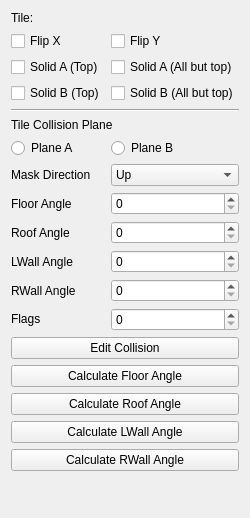
Old version of the form RetroEDv2/tools/sceneproperties/scenetilepropertiesv5.ui in the repository RSDKModding/RetroED.
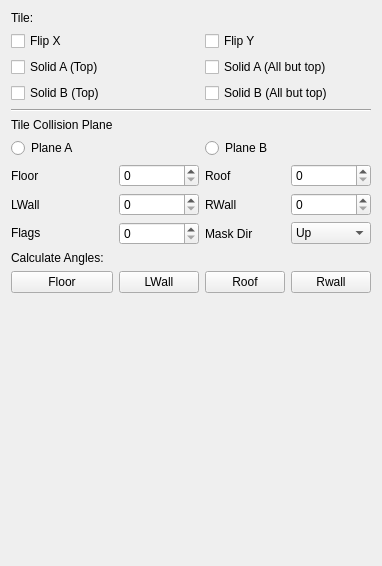
New version of the form.

What changed in the file:
```diff
--- a/RetroEDv2/tools/sceneproperties/scenetilepropertiesv5.ui
+++ b/RetroEDv2/tools/sceneproperties/scenetilepropertiesv5.ui
@@ -6,126 +6,163 @@
    <rect>
     <x>0</x>
     <y>0</y>
-    <width>245</width>
-    <height>518</height>
+    <width>362</width>
+    <height>554</height>
    </rect>
   </property>
+  <property name="sizePolicy">
+   <sizepolicy hsizetype="Expanding" vsizetype="Preferred">
+    <horstretch>0</horstretch>
+    <verstretch>0</verstretch>
+   </sizepolicy>
+  </property>
   <property name="windowTitle">
    <string>Form</string>
   </property>
   <layout class="QGridLayout" name="gridLayout">
-   <item row="2" column="1">
-    <widget class="QCheckBox" name="solidLRBA">
-     <property name="text">
-      <string>Solid A (All but top)</string>
-     </property>
-    </widget>
-   </item>
-   <item row="9" column="0">
-    <widget class="QLabel" name="label_4">
-     <property name="text">
-      <string>Floor Angle</string>
-     </property>
-    </widget>
-   </item>
-   <item row="17" column="0" colspan="2">
+   <item row="11" column="1">
     <widget class="QPushButton" name="calcAngleL">
+     <property name="sizePolicy">
+      <sizepolicy hsizetype="Preferred" vsizetype="Fixed">
+       <horstretch>0</horstretch>
+       <verstretch>0</verstretch>
+      </sizepolicy>
+     </property>
      <property name="text">
-      <string>Calculate LWall Angle</string>
+      <string>LWall</string>
      </property>
     </widget>
    </item>
-   <item row="6" column="0" colspan="2">
+   <item row="3" column="2" colspan="2">
+    <widget class="QCheckBox" name="solidLRBB">
+     <property name="sizePolicy">
+      <sizepolicy hsizetype="Preferred" vsizetype="Fixed">
+       <horstretch>0</horstretch>
+       <verstretch>0</verstretch>
+      </sizepolicy>
+     </property>
+     <property name="text">
+      <string>Solid B (All but top)</string>
+     </property>
+    </widget>
+   </item>
+   <item row="11" column="3">
+    <widget class="QPushButton" name="calcAngleR">
+     <property name="sizePolicy">
+      <sizepolicy hsizetype="Preferred" vsizetype="Fixed">
+       <horstretch>0</horstretch>
+       <verstretch>0</verstretch>
+      </sizepolicy>
+     </property>
+     <property name="text">
+      <string>Rwall</string>
+     </property>
+    </widget>
+   </item>
+   <item row="9" column="3">
+    <widget class="QComboBox" name="maskDir">
+     <property name="toolTip">
+      <string>&lt;html&gt;&lt;head/&gt;&lt;body&gt;&lt;p&gt;The direction the collision mask is facing&lt;/p&gt;&lt;/body&gt;&lt;/html&gt;</string>
+     </property>
+     <item>
+      <property name="text">
+       <string>Up</string>
+      </property>
+     </item>
+     <item>
+      <property name="text">
+       <string>Down</string>
+      </property>
+     </item>
+    </widget>
+   </item>
+   <item row="10" column="0" colspan="2">
+    <widget class="QLabel" name="label_7">
+     <property name="minimumSize">
+      <size>
+       <width>100</width>
+       <height>0</height>
+      </size>
+     </property>
+     <property name="text">
+      <string>Calculate Angles:</string>
+     </property>
+    </widget>
+   </item>
+   <item row="4" column="0" colspan="4">
+    <widget class="Line" name="line">
+     <property name="sizePolicy">
+      <sizepolicy hsizetype="Preferred" vsizetype="Fixed">
+       <horstretch>0</horstretch>
+       <verstretch>0</verstretch>
+      </sizepolicy>
+     </property>
+     <property name="orientation">
+      <enum>Qt::Horizontal</enum>
+     </property>
+    </widget>
+   </item>
+   <item row="7" column="2">
+    <widget class="QLabel" name="label_5">
+     <property name="text">
+      <string>Roof</string>
+     </property>
+    </widget>
+   </item>
+   <item row="1" column="0">
+    <widget class="QCheckBox" name="flipX">
+     <property name="sizePolicy">
+      <sizepolicy hsizetype="Preferred" vsizetype="Fixed">
+       <horstretch>0</horstretch>
+       <verstretch>0</verstretch>
+      </sizepolicy>
+     </property>
+     <property name="text">
+      <string>Flip X</string>
+     </property>
+    </widget>
+   </item>
+   <item row="5" column="0">
     <widget class="QLabel" name="label_9">
      <property name="text">
       <string>Tile Collision Plane</string>
      </property>
     </widget>
    </item>
-   <item row="1" column="1">
+   <item row="1" column="2">
     <widget class="QCheckBox" name="flipY">
+     <property name="sizePolicy">
+      <sizepolicy hsizetype="Preferred" vsizetype="Fixed">
+       <horstretch>0</horstretch>
+       <verstretch>0</verstretch>
+      </sizepolicy>
+     </property>
      <property name="text">
       <string>Flip Y</string>
      </property>
     </widget>
    </item>
-   <item row="5" column="0" colspan="2">
-    <widget class="Line" name="line">
-     <property name="orientation">
-      <enum>Qt::Horizontal</enum>
-     </property>
-    </widget>
-   </item>
-   <item row="0" column="0">
-    <widget class="QLabel" name="tID">
-     <property name="text">
-      <string>Tile:</string>
-     </property>
-    </widget>
-   </item>
    <item row="3" column="0">
     <widget class="QCheckBox" name="solidTopB">
+     <property name="sizePolicy">
+      <sizepolicy hsizetype="Preferred" vsizetype="Fixed">
+       <horstretch>0</horstretch>
+       <verstretch>0</verstretch>
+      </sizepolicy>
+     </property>
      <property name="text">
       <string>Solid B (Top)</string>
      </property>
     </widget>
    </item>
    <item row="7" column="1">
-    <widget class="QRadioButton" name="colPlaneB">
-     <property name="text">
-      <string>Plane B</string>
-     </property>
-    </widget>
-   </item>
-   <item row="12" column="0">
-    <widget class="QLabel" name="label_8">
-     <property name="text">
-      <string>RWall Angle</string>
-     </property>
-    </widget>
-   </item>
-   <item row="15" column="0" colspan="2">
-    <widget class="QPushButton" name="calcAngleF">
-     <property name="text">
-      <string>Calculate Floor Angle</string>
-     </property>
-    </widget>
-   </item>
-   <item row="3" column="1">
-    <widget class="QCheckBox" name="solidLRBB">
-     <property name="text">
-      <string>Solid B (All but top)</string>
-     </property>
-    </widget>
-   </item>
-   <item row="11" column="1">
-    <widget class="QSpinBox" name="lWallAngle">
-     <property name="toolTip">
-      <string>&lt;html&gt;&lt;head/&gt;&lt;body&gt;&lt;p&gt;The collision mask's angle while on CMODE_LWALL&lt;/p&gt;&lt;/body&gt;&lt;/html&gt;</string>
-     </property>
-     <property name="maximum">
-      <number>255</number>
-     </property>
-     <property name="displayIntegerBase">
-      <number>16</number>
-     </property>
-    </widget>
-   </item>
-   <item row="13" column="0">
-    <widget class="QLabel" name="label">
-     <property name="sizePolicy">
-      <sizepolicy hsizetype="Fixed" vsizetype="Fixed">
-       <horstretch>0</horstretch>
-       <verstretch>0</verstretch>
-      </sizepolicy>
-     </property>
-     <property name="text">
-      <string>Flags</string>
-     </property>
-    </widget>
-   </item>
-   <item row="9" column="1">
     <widget class="QSpinBox" name="floorAngle">
+     <property name="sizePolicy">
+      <sizepolicy hsizetype="Preferred" vsizetype="Fixed">
+       <horstretch>0</horstretch>
+       <verstretch>0</verstretch>
+      </sizepolicy>
+     </property>
      <property name="toolTip">
       <string>&lt;html&gt;&lt;head/&gt;&lt;body&gt;&lt;p&gt;The collision mask's angle while on CMODE_FLOOR&lt;/p&gt;&lt;/body&gt;&lt;/html&gt;</string>
      </property>
@@ -137,123 +174,245 @@
      </property>
     </widget>
    </item>
-   <item row="8" column="1">
-    <widget class="QComboBox" name="maskDir">
-     <property name="toolTip">
-      <string>&lt;html&gt;&lt;head/&gt;&lt;body&gt;&lt;p&gt;The direction the collision mask is facing&lt;/p&gt;&lt;/body&gt;&lt;/html&gt;</string>
-     </property>
-     <item>
-      <property name="text">
-       <string>Up</string>
-      </property>
-     </item>
-     <item>
-      <property name="text">
-       <string>Down</string>
-      </property>
-     </item>
-    </widget>
-   </item>
-   <item row="10" column="0">
-    <widget class="QLabel" name="label_5">
-     <property name="text">
-      <string>Roof Angle</string>
-     </property>
-    </widget>
-   </item>
    <item row="8" column="0">
-    <widget class="QLabel" name="label_2">
-     <property name="text">
-      <string>Mask Direction</string>
-     </property>
-    </widget>
-   </item>
-   <item row="10" column="1">
-    <widget class="QSpinBox" name="roofAngle">
-     <property name="toolTip">
-      <string>&lt;html&gt;&lt;head/&gt;&lt;body&gt;&lt;p&gt;The collision mask's angle while on CMODE_ROOF&lt;/p&gt;&lt;/body&gt;&lt;/html&gt;</string>
-     </property>
-     <property name="maximum">
-      <number>255</number>
-     </property>
-     <property name="displayIntegerBase">
-      <number>16</number>
-     </property>
-    </widget>
-   </item>
-   <item row="1" column="0">
-    <widget class="QCheckBox" name="flipX">
-     <property name="text">
-      <string>Flip X</string>
-     </property>
-    </widget>
-   </item>
-   <item row="12" column="1">
-    <widget class="QSpinBox" name="rWallAngle">
-     <property name="toolTip">
-      <string>&lt;html&gt;&lt;head/&gt;&lt;body&gt;&lt;p&gt;The collision mask's angle while on CMODE_RWALL&lt;/p&gt;&lt;/body&gt;&lt;/html&gt;</string>
-     </property>
-     <property name="maximum">
-      <number>255</number>
-     </property>
-     <property name="displayIntegerBase">
-      <number>16</number>
-     </property>
-    </widget>
-   </item>
-   <item row="16" column="0" colspan="2">
-    <widget class="QPushButton" name="calcAngleC">
-     <property name="text">
-      <string>Calculate Roof Angle</string>
-     </property>
-    </widget>
-   </item>
-   <item row="11" column="0">
     <widget class="QLabel" name="label_6">
      <property name="text">
-      <string>LWall Angle</string>
+      <string>LWall</string>
+     </property>
+    </widget>
+   </item>
+   <item row="2" column="2" colspan="2">
+    <widget class="QCheckBox" name="solidLRBA">
+     <property name="sizePolicy">
+      <sizepolicy hsizetype="Preferred" vsizetype="Fixed">
+       <horstretch>0</horstretch>
+       <verstretch>0</verstretch>
+      </sizepolicy>
+     </property>
+     <property name="text">
+      <string>Solid A (All but top)</string>
+     </property>
+    </widget>
+   </item>
+   <item row="11" column="2">
+    <widget class="QPushButton" name="calcAngleC">
+     <property name="sizePolicy">
+      <sizepolicy hsizetype="Preferred" vsizetype="Fixed">
+       <horstretch>0</horstretch>
+       <verstretch>0</verstretch>
+      </sizepolicy>
+     </property>
+     <property name="text">
+      <string>Roof</string>
      </property>
     </widget>
    </item>
    <item row="7" column="0">
+    <widget class="QLabel" name="label_4">
+     <property name="text">
+      <string>Floor</string>
+     </property>
+    </widget>
+   </item>
+   <item row="8" column="2">
+    <widget class="QLabel" name="label_8">
+     <property name="text">
+      <string>RWall</string>
+     </property>
+    </widget>
+   </item>
+   <item row="11" column="0">
+    <widget class="QPushButton" name="calcAngleF">
+     <property name="sizePolicy">
+      <sizepolicy hsizetype="Preferred" vsizetype="Fixed">
+       <horstretch>0</horstretch>
+       <verstretch>0</verstretch>
+      </sizepolicy>
+     </property>
+     <property name="text">
+      <string>Floor</string>
+     </property>
+    </widget>
+   </item>
+   <item row="8" column="1">
+    <widget class="QSpinBox" name="lWallAngle">
+     <property name="sizePolicy">
+      <sizepolicy hsizetype="Preferred" vsizetype="Fixed">
+       <horstretch>0</horstretch>
+       <verstretch>0</verstretch>
+      </sizepolicy>
+     </property>
+     <property name="toolTip">
+      <string>&lt;html&gt;&lt;head/&gt;&lt;body&gt;&lt;p&gt;The collision mask's angle while on CMODE_LWALL&lt;/p&gt;&lt;/body&gt;&lt;/html&gt;</string>
+     </property>
+     <property name="maximum">
+      <number>255</number>
+     </property>
+     <property name="displayIntegerBase">
+      <number>16</number>
+     </property>
+    </widget>
+   </item>
+   <item row="0" column="0">
+    <widget class="QLabel" name="tID">
+     <property name="text">
+      <string>Tile:</string>
+     </property>
+    </widget>
+   </item>
+   <item row="6" column="0">
     <widget class="QRadioButton" name="colPlaneA">
+     <property name="sizePolicy">
+      <sizepolicy hsizetype="Preferred" vsizetype="Fixed">
+       <horstretch>0</horstretch>
+       <verstretch>0</verstretch>
+      </sizepolicy>
+     </property>
      <property name="text">
       <string>Plane A</string>
      </property>
     </widget>
    </item>
+   <item row="7" column="3">
+    <widget class="QSpinBox" name="roofAngle">
+     <property name="sizePolicy">
+      <sizepolicy hsizetype="Preferred" vsizetype="Fixed">
+       <horstretch>0</horstretch>
+       <verstretch>0</verstretch>
+      </sizepolicy>
+     </property>
+     <property name="toolTip">
+      <string>&lt;html&gt;&lt;head/&gt;&lt;body&gt;&lt;p&gt;The collision mask's angle while on CMODE_ROOF&lt;/p&gt;&lt;/body&gt;&lt;/html&gt;</string>
+     </property>
+     <property name="maximum">
+      <number>255</number>
+     </property>
+     <property name="displayIntegerBase">
+      <number>16</number>
+     </property>
+    </widget>
+   </item>
+   <item row="12" column="0" colspan="4">
+    <widget class="QFrame" name="frame">
+     <property name="sizePolicy">
+      <sizepolicy hsizetype="Expanding" vsizetype="Expanding">
+       <horstretch>0</horstretch>
+       <verstretch>0</verstretch>
+      </sizepolicy>
+     </property>
+     <property name="minimumSize">
+      <size>
+       <width>256</width>
+       <height>256</height>
+      </size>
+     </property>
+     <property name="focusPolicy">
+      <enum>Qt::StrongFocus</enum>
+     </property>
+     <property name="frameShape">
+      <enum>QFrame::NoFrame</enum>
+     </property>
+     <layout class="QVBoxLayout" name="verticalLayout">
+      <property name="sizeConstraint">
+       <enum>QLayout::SetNoConstraint</enum>
+      </property>
+      <property name="leftMargin">
+       <number>0</number>
+      </property>
+      <property name="topMargin">
+       <number>0</number>
+      </property>
+      <property name="rightMargin">
+       <number>0</number>
+      </property>
+      <property name="bottomMargin">
+       <number>0</number>
+      </property>
+     </layout>
+    </widget>
+   </item>
+   <item row="9" column="2">
+    <widget class="QLabel" name="label_2">
+     <property name="text">
+      <string>Mask Dir</string>
+     </property>
+    </widget>
+   </item>
+   <item row="9" column="1">
+    <widget class="QSpinBox" name="behaviour">
+     <property name="sizePolicy">
+      <sizepolicy hsizetype="Preferred" vsizetype="Fixed">
+       <horstretch>0</horstretch>
+       <verstretch>0</verstretch>
+      </sizepolicy>
+     </property>
+     <property name="toolTip">
+      <string>&lt;html&gt;&lt;head/&gt;&lt;body&gt;&lt;p&gt;General-purpose flags value, has no defined values. Used often to determine the behaviour of the tile. Lava tiles or conveyor tiles would set this value to indicate that they are special tiles to the manager object&lt;/p&gt;&lt;/body&gt;&lt;/html&gt;</string>
+     </property>
+     <property name="maximum">
+      <number>255</number>
+     </property>
+    </widget>
+   </item>
+   <item row="6" column="2">
+    <widget class="QRadioButton" name="colPlaneB">
+     <property name="sizePolicy">
+      <sizepolicy hsizetype="Preferred" vsizetype="Fixed">
+       <horstretch>0</horstretch>
+       <verstretch>0</verstretch>
+      </sizepolicy>
+     </property>
+     <property name="text">
+      <string>Plane B</string>
+     </property>
+    </widget>
+   </item>
    <item row="2" column="0">
     <widget class="QCheckBox" name="solidTopA">
+     <property name="sizePolicy">
+      <sizepolicy hsizetype="Preferred" vsizetype="Fixed">
+       <horstretch>0</horstretch>
+       <verstretch>0</verstretch>
+      </sizepolicy>
+     </property>
      <property name="text">
       <string>Solid A (Top)</string>
      </property>
     </widget>
    </item>
-   <item row="14" column="0" colspan="2">
-    <widget class="QPushButton" name="editCollision">
-     <property name="text">
-      <string>Edit Collision</string>
+   <item row="8" column="3">
+    <widget class="QSpinBox" name="rWallAngle">
+     <property name="sizePolicy">
+      <sizepolicy hsizetype="Preferred" vsizetype="Fixed">
+       <horstretch>0</horstretch>
+       <verstretch>0</verstretch>
+      </sizepolicy>
      </property>
-    </widget>
-   </item>
-   <item row="18" column="0" colspan="2">
-    <widget class="QPushButton" name="calcAngleR">
-     <property name="text">
-      <string>Calculate RWall Angle</string>
-     </property>
-    </widget>
-   </item>
-   <item row="13" column="1">
-    <widget class="QSpinBox" name="behaviour">
      <property name="toolTip">
       <string>&lt;html&gt;&lt;head/&gt;&lt;body&gt;&lt;p&gt;General-purpose flags value, has no defined values. Used often to determine the behaviour of the tile. Lava tiles or conveyor tiles would set this value to indicate that they are special tiles to the manager object&lt;/p&gt;&lt;/body&gt;&lt;/html&gt;</string>
      </property>
      <property name="maximum">
       <number>255</number>
      </property>
+     <property name="displayIntegerBase">
+      <number>16</number>
+     </property>
     </widget>
    </item>
-   <item row="19" column="0">
+   <item row="9" column="0">
+    <widget class="QLabel" name="label">
+     <property name="sizePolicy">
+      <sizepolicy hsizetype="Preferred" vsizetype="Fixed">
+       <horstretch>0</horstretch>
+       <verstretch>0</verstretch>
+      </sizepolicy>
+     </property>
+     <property name="text">
+      <string>Flags</string>
+     </property>
+    </widget>
+   </item>
+   <item row="13" column="0">
     <spacer name="verticalSpacer">
      <property name="orientation">
       <enum>Qt::Vertical</enum>
@@ -261,7 +420,7 @@
      <property name="sizeHint" stdset="0">
       <size>
        <width>20</width>
-       <height>40</height>
+       <height>20</height>
       </size>
      </property>
     </spacer>
```
Left out of the diff: 16 changed lines with no effect on the pictures.
